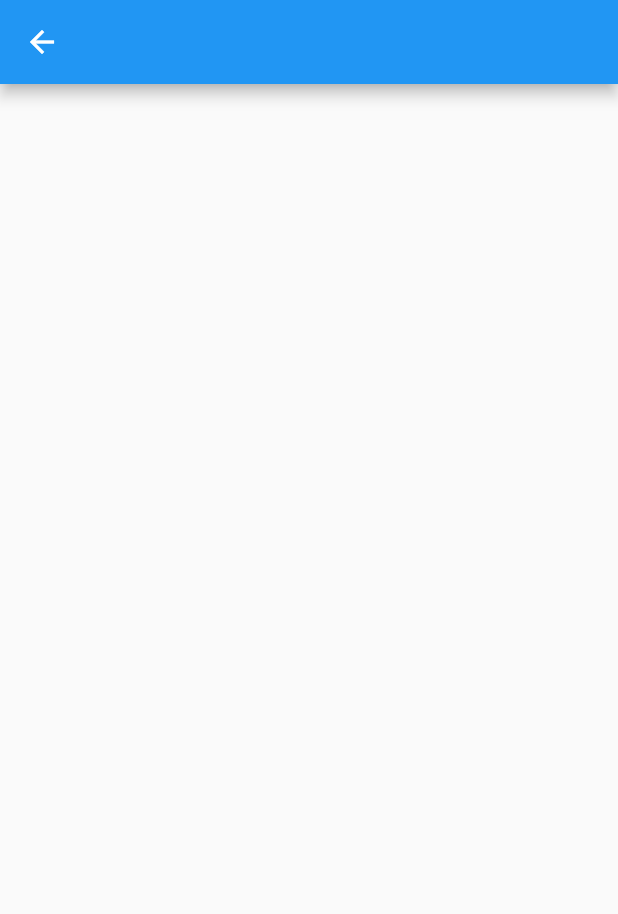
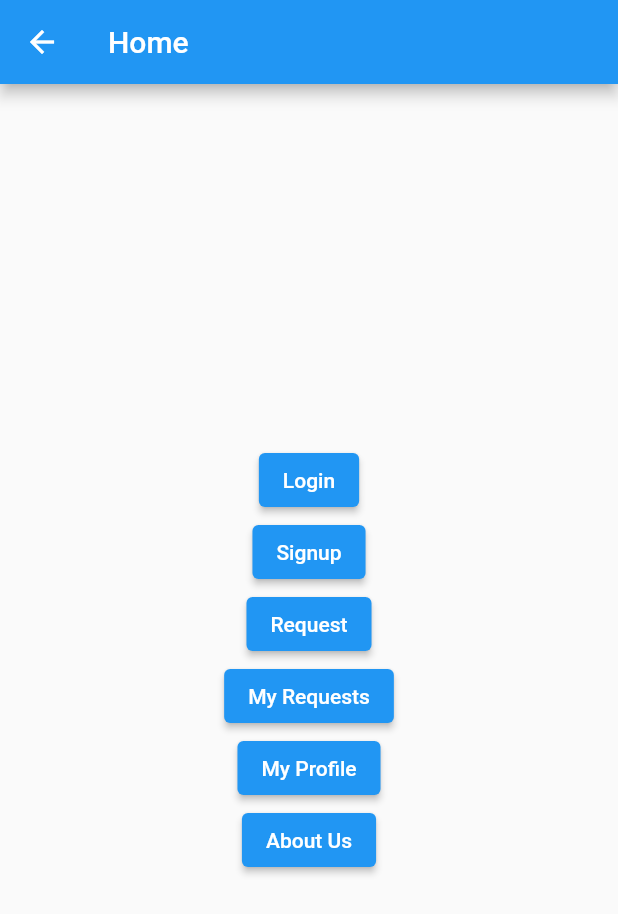
Before and after one commit to gdsc-jssstu/campUS-flutter, a Flutter app: the Home screen opened directly, on a phone screen of 412 x 824 dp. Shown: the top 914 px of the screen. Run offline on Flutter 3.47's test engine with Material 2 defaults, Android fonts, the light colour scheme and no system bars.

Commit message:
Added elevated buttons corresponding to each screen in home screen

```diff
--- a/lib/screens/HomeScreen.dart
+++ b/lib/screens/HomeScreen.dart
@@ -11,7 +11,50 @@ class _HomeState extends State<Home> {
   @override
   Widget build(BuildContext context) {
     return Scaffold(
-      appBar: AppBar(),
+      appBar: AppBar(title: Text('Home')),
+      body: Center(
+        child: Column(
+          mainAxisAlignment: MainAxisAlignment.center,
+          children: <Widget>[
+            ElevatedButton(
+              onPressed: () {
+                Navigator.pushNamed(context, '/login');
+              },
+              child: Text('Login'),
+            ),
+            ElevatedButton(
+              onPressed: () {
+                Navigator.pushNamed(context, '/signup');
+              },
+              child: Text('Signup'),
+            ),
+            ElevatedButton(
+              onPressed: () {
+                Navigator.pushNamed(context, '/request');
+              },
+              child: Text('Request'),
+            ),
+            ElevatedButton(
+              onPressed: () {
+                Navigator.pushNamed(context, '/myrequests');
+              },
+              child: Text('My Requests'),
+            ),
+            ElevatedButton(
+              onPressed: () {
+                Navigator.pushNamed(context, '/myprofile');
+              },
+              child: Text('My Profile'),
+            ),
+            ElevatedButton(
+              onPressed: () {
+                Navigator.pushNamed(context, '/aboutus');
+              },
+              child: Text('About Us'),
+            ),
+          ],
+        ),
+      ),
     );
   }
 }
```
